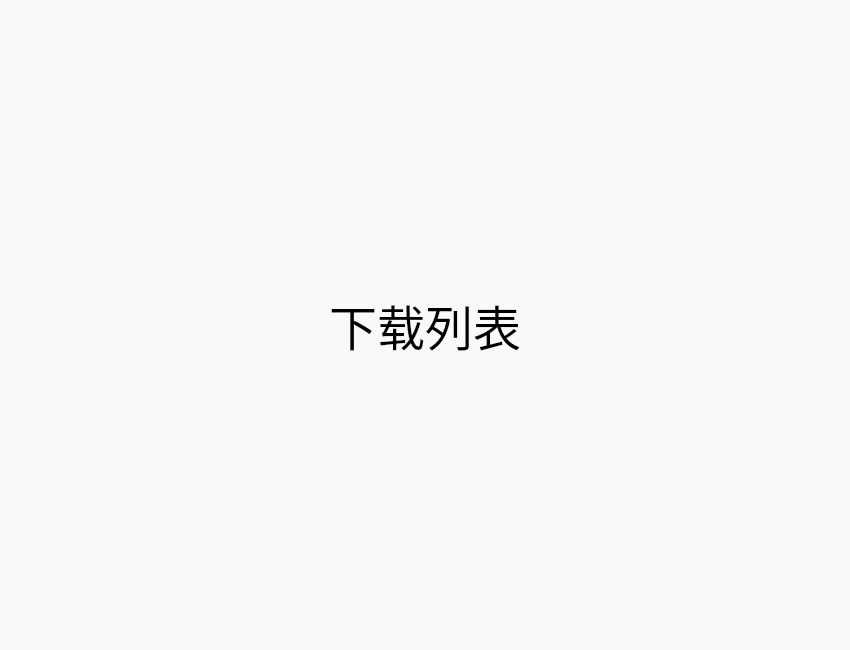
The window that view/DownloadPage.ui (Diaoxiaozhang/Ximalaya-Downloader) describes before a commit, drawn with Qt 5.
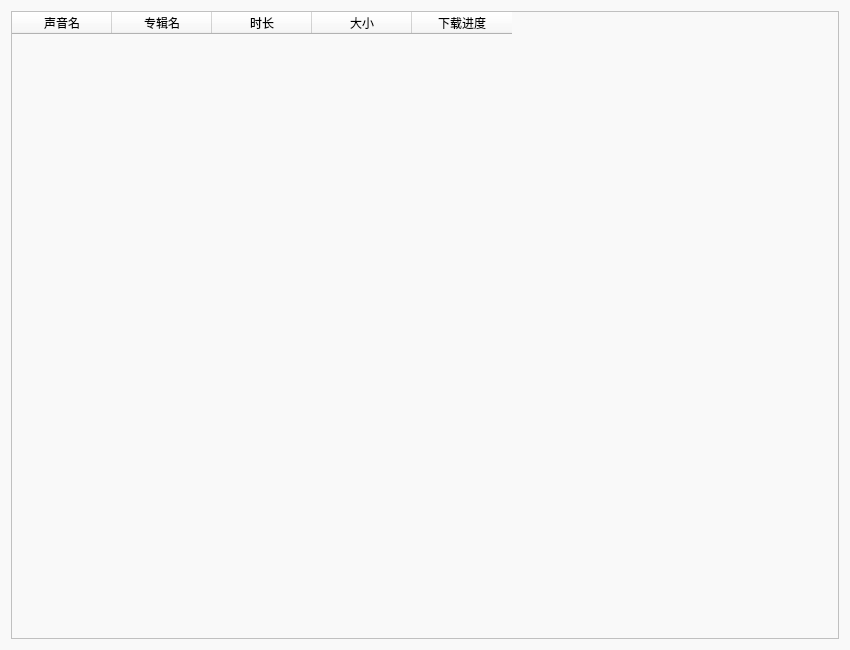
The same window after the commit. Custom widgets are drawn as their Qt base class.

Commit message: feat: add download list

Diff of the .ui file:
```diff
--- a/view/DownloadPage.ui
+++ b/view/DownloadPage.ui
@@ -18,22 +18,49 @@
   </property>
   <layout class="QHBoxLayout" name="horizontalLayout">
    <item>
-    <widget class="QLabel" name="label">
-     <property name="font">
-      <font>
-       <pointsize>36</pointsize>
-      </font>
+    <widget class="TableWidget" name="TableWidget">
+     <property name="editTriggers">
+      <set>QAbstractItemView::NoEditTriggers</set>
      </property>
-     <property name="text">
-      <string>下载列表</string>
+     <property name="selectionMode">
+      <enum>QAbstractItemView::NoSelection</enum>
      </property>
-     <property name="alignment">
-      <set>Qt::AlignCenter</set>
-     </property>
+     <column>
+      <property name="text">
+       <string>声音名</string>
+      </property>
+     </column>
+     <column>
+      <property name="text">
+       <string>专辑名</string>
+      </property>
+     </column>
+     <column>
+      <property name="text">
+       <string>时长</string>
+      </property>
+     </column>
+     <column>
+      <property name="text">
+       <string>大小</string>
+      </property>
+     </column>
+     <column>
+      <property name="text">
+       <string>下载进度</string>
+      </property>
+     </column>
     </widget>
    </item>
   </layout>
  </widget>
+ <customwidgets>
+  <customwidget>
+   <class>TableWidget</class>
+   <extends>QTableWidget</extends>
+   <header>qfluentwidgets</header>
+  </customwidget>
+ </customwidgets>
  <resources/>
  <connections/>
 </ui>
```
The commit also changes 4 other files.
